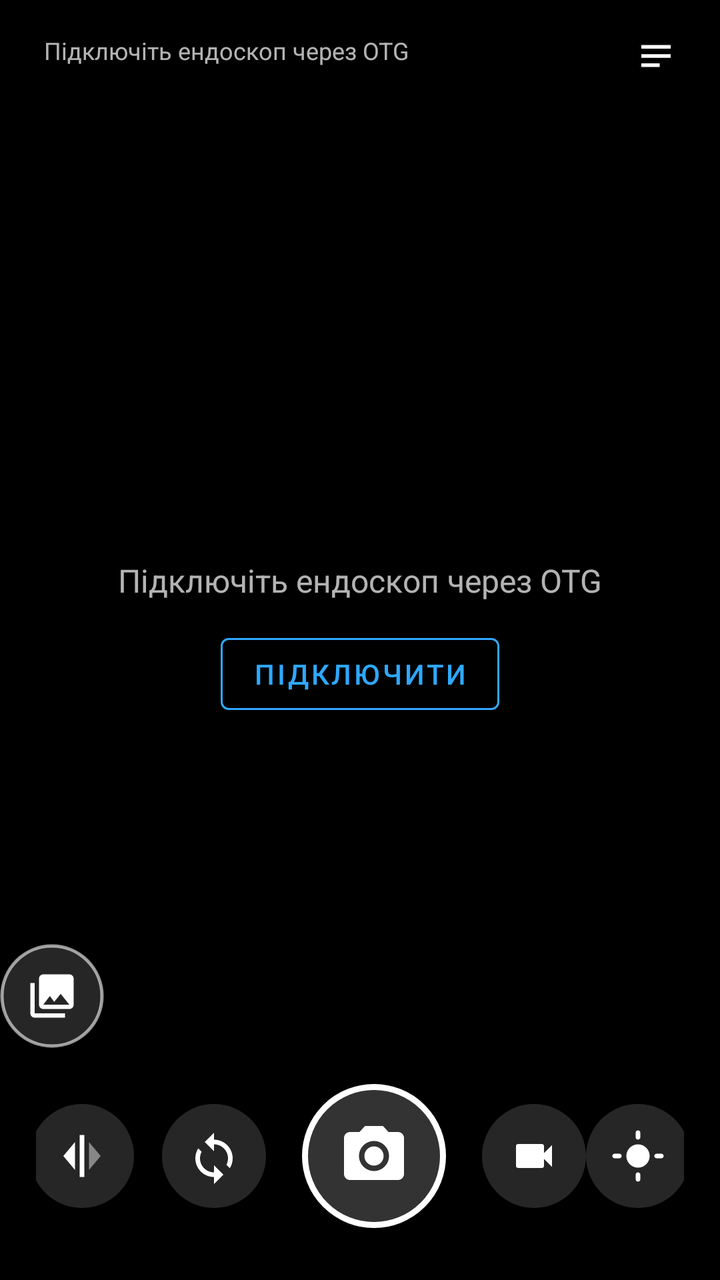
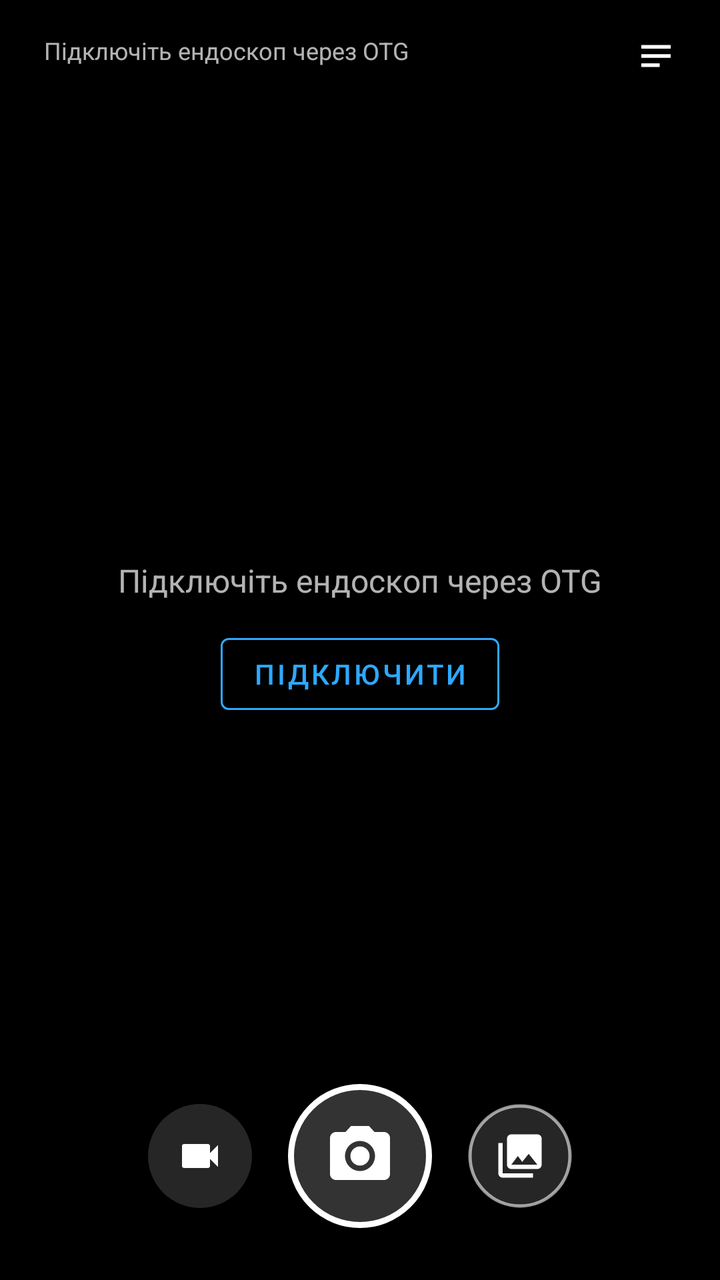

The first picture is an Android layout as it rendered before a commit; the second is the same layout after the commit. The layout source and the unified diff follow.
<!-- AndroidManifest.xml: application theme Theme.UvcTool -->
<!-- res/layout/overlay.xml -->
<?xml version="1.0" encoding="utf-8"?>
<androidx.constraintlayout.widget.ConstraintLayout
    xmlns:android="http://schemas.android.com/apk/res/android"
    xmlns:app="http://schemas.android.com/apk/res-auto"
    android:id="@+id/overlay_root"
    android:layout_width="match_parent"
    android:layout_height="match_parent">

    
    <TextView
        android:id="@+id/tv_status"
        android:layout_width="wrap_content"
        android:layout_height="wrap_content"
        android:layout_marginStart="12dp"
        android:layout_marginTop="12dp"
        android:background="@drawable/bg_badge"
        android:paddingHorizontal="10dp"
        android:paddingVertical="5dp"
        android:textColor="@color/text_secondary"
        android:textSize="12sp"
        android:text="@string/status_no_camera"
        app:layout_constraintStart_toStartOf="parent"
        app:layout_constraintTop_toTopOf="parent" />

    
    <TextView
        android:id="@+id/tv_fps"
        android:layout_width="wrap_content"
        android:layout_height="wrap_content"
        android:layout_marginStart="6dp"
        android:background="@drawable/bg_badge"
        android:paddingHorizontal="10dp"
        android:paddingVertical="5dp"
        android:textColor="@color/text_ok"
        android:textSize="12sp"
        android:fontFamily="monospace"
        android:visibility="gone"
        android:text="0.0 fps"
        app:layout_constraintStart_toEndOf="@id/tv_status"
        app:layout_constraintTop_toTopOf="@id/tv_status"
        app:layout_constraintBottom_toBottomOf="@id/tv_status" />

    
    <TextView
        android:id="@+id/tv_rec"
        android:layout_width="wrap_content"
        android:layout_height="wrap_content"
        android:layout_marginStart="6dp"
        android:background="@drawable/bg_badge_rec"
        android:paddingHorizontal="10dp"
        android:paddingVertical="5dp"
        android:textColor="@color/text_primary"
        android:textSize="12sp"
        android:fontFamily="monospace"
        android:visibility="gone"
        android:text="● 00:00"
        app:layout_constraintStart_toEndOf="@id/tv_fps"
        app:layout_constraintTop_toTopOf="@id/tv_status"
        app:layout_constraintBottom_toBottomOf="@id/tv_status" />

    
    <TextView
        android:id="@+id/tv_update"
        android:layout_width="wrap_content"
        android:layout_height="wrap_content"
        android:layout_marginTop="6dp"
        android:background="@drawable/bg_badge"
        android:drawableStart="@drawable/ic_update"
        android:drawablePadding="6dp"
        android:drawableTint="@color/accent"
        android:paddingHorizontal="10dp"
        android:paddingVertical="5dp"
        android:textColor="@color/accent"
        android:textSize="12sp"
        android:visibility="gone"
        app:layout_constraintStart_toStartOf="@id/tv_status"
        app:layout_constraintTop_toBottomOf="@id/tv_status" />

    
    <LinearLayout
        android:id="@+id/group_no_camera"
        android:layout_width="wrap_content"
        android:layout_height="wrap_content"
        android:orientation="vertical"
        android:gravity="center"
        app:layout_constraintStart_toStartOf="parent"
        app:layout_constraintEnd_toEndOf="parent"
        app:layout_constraintTop_toTopOf="parent"
        app:layout_constraintBottom_toBottomOf="parent">

        <TextView
            android:layout_width="wrap_content"
            android:layout_height="wrap_content"
            android:textColor="@color/text_secondary"
            android:textSize="16sp"
            android:text="@string/status_no_camera" />

        <com.google.android.material.button.MaterialButton
            android:id="@+id/btn_connect"
            style="@style/Widget.MaterialComponents.Button.OutlinedButton"
            android:layout_width="wrap_content"
            android:layout_height="wrap_content"
            android:layout_marginTop="12dp"
            android:textColor="@color/accent"
            app:strokeColor="@color/accent"
            android:text="@string/btn_connect" />
    </LinearLayout>

    
    <LinearLayout
        android:id="@+id/panel_wb"
        android:layout_width="0dp"
        android:layout_height="wrap_content"
        android:layout_marginHorizontal="24dp"
        android:layout_marginBottom="8dp"
        android:background="@drawable/bg_panel"
        android:orientation="horizontal"
        android:gravity="center_vertical"
        android:paddingHorizontal="14dp"
        android:paddingVertical="6dp"
        android:visibility="gone"
        app:layout_constraintStart_toStartOf="parent"
        app:layout_constraintEnd_toEndOf="parent"
        app:layout_constraintBottom_toTopOf="@id/panel_controls">

        <TextView
            android:layout_width="wrap_content"
            android:layout_height="wrap_content"
            android:textColor="@color/text_secondary"
            android:textSize="12sp"
            android:text="❄" />

        <SeekBar
            android:id="@+id/sb_warmth"
            android:layout_width="0dp"
            android:layout_height="wrap_content"
            android:layout_weight="1"
            android:max="100"
            android:progress="50" />

        <TextView
            android:layout_width="wrap_content"
            android:layout_height="wrap_content"
            android:textColor="@color/text_secondary"
            android:textSize="12sp"
            android:text="☀" />
    </LinearLayout>

    
    <LinearLayout
        android:id="@+id/panel_controls"
        android:layout_width="wrap_content"
        android:layout_height="wrap_content"
        android:layout_margin="16dp"
        android:background="@drawable/bg_panel"
        android:orientation="horizontal"
        android:gravity="center"
        android:paddingHorizontal="18dp"
        android:paddingVertical="10dp"
        app:layout_constraintStart_toStartOf="parent"
        app:layout_constraintEnd_toEndOf="parent"
        app:layout_constraintBottom_toBottomOf="parent">

        <ImageButton
            android:id="@+id/btn_flip"
            android:layout_width="52dp"
            android:layout_height="52dp"
            android:background="@drawable/bg_btn_round"
            android:src="@drawable/ic_flip"
            android:scaleType="centerInside"
            android:contentDescription="@string/cd_flip" />

        <ImageButton
            android:id="@+id/btn_rotate"
            android:layout_width="52dp"
            android:layout_height="52dp"
            android:layout_marginStart="14dp"
            android:background="@drawable/bg_btn_round"
            android:src="@drawable/ic_rotate"
            android:scaleType="centerInside"
            android:contentDescription="@string/cd_rotate" />

        <ImageButton
            android:id="@+id/btn_photo"
            android:layout_width="72dp"
            android:layout_height="72dp"
            android:layout_marginHorizontal="18dp"
            android:background="@drawable/bg_btn_shutter"
            android:src="@drawable/ic_photo"
            android:scaleType="centerInside"
            android:contentDescription="@string/cd_photo" />

        
        <ImageButton
            android:id="@+id/btn_mode"
            android:layout_width="52dp"
            android:layout_height="52dp"
            android:background="@drawable/bg_btn_round"
            android:src="@drawable/ic_mode_video"
            android:scaleType="centerInside"
            android:contentDescription="@string/cd_mode" />

        <ImageButton
            android:id="@+id/btn_wb"
            android:layout_width="52dp"
            android:layout_height="52dp"
            android:background="@drawable/bg_btn_round"
            android:src="@drawable/ic_wb"
            android:scaleType="centerInside"
            android:contentDescription="@string/cd_wb" />
    </LinearLayout>

    
    <com.google.android.material.imageview.ShapeableImageView
        android:id="@+id/btn_gallery"
        android:layout_width="52dp"
        android:layout_height="52dp"
        android:layout_marginBottom="8dp"
        android:background="@drawable/bg_btn_round"
        android:padding="1dp"
        android:src="@drawable/ic_gallery"
        android:scaleType="centerInside"
        android:contentDescription="@string/cd_gallery"
        app:shapeAppearanceOverlay="@style/ShapeCircle"
        app:strokeColor="#99FFFFFF"
        app:strokeWidth="1.5dp"
        app:layout_constraintStart_toStartOf="@id/panel_controls"
        app:layout_constraintBottom_toTopOf="@id/panel_wb" />

    
    <ImageButton
        android:id="@+id/btn_log"
        android:layout_width="40dp"
        android:layout_height="40dp"
        android:layout_marginTop="8dp"
        android:layout_marginEnd="12dp"
        android:background="@drawable/bg_badge"
        android:src="@drawable/ic_log"
        android:scaleType="centerInside"
        android:contentDescription="Log"
        app:layout_constraintEnd_toEndOf="parent"
        app:layout_constraintTop_toTopOf="parent" />

    
    <ScrollView
        android:id="@+id/panel_log"
        android:layout_width="0dp"
        android:layout_height="0dp"
        android:layout_marginStart="12dp"
        android:layout_marginEnd="12dp"
        android:layout_marginTop="6dp"
        android:background="@drawable/bg_panel"
        android:fadeScrollbars="false"
        android:visibility="gone"
        app:layout_constraintStart_toStartOf="parent"
        app:layout_constraintEnd_toEndOf="parent"
        app:layout_constraintTop_toBottomOf="@id/btn_log"
        app:layout_constraintHeight_percent="0.45">

        <TextView
            android:id="@+id/tv_log"
            android:layout_width="match_parent"
            android:layout_height="wrap_content"
            android:padding="10dp"
            android:textColor="#D0FFFFFF"
            android:textSize="10sp"
            android:fontFamily="monospace"
            android:textIsSelectable="true" />
    </ScrollView>

</androidx.constraintlayout.widget.ConstraintLayout>
<!-- resources referenced by this layout -->
<resources>
  <color name="accent">#2EA8FF</color>
  <color name="text_ok">#7CFF9A</color>
  <color name="text_primary">#FFFFFF</color>
  <color name="text_secondary">#B3FFFFFF</color>
  <!-- drawable bg_badge (drawable) -->
  <shape xmlns:android="http://schemas.android.com/apk/res/android" android:shape="rectangle">
    <solid android:color="#80000000"/>
    <corners android:radius="10dp"/>
  </shape>
  <!-- drawable bg_badge_rec (drawable) -->
  <shape xmlns:android="http://schemas.android.com/apk/res/android" android:shape="rectangle">
    <solid android:color="#CCE53935"/>
    <corners android:radius="10dp"/>
  </shape>
  <!-- drawable bg_btn_round (drawable) -->
  <ripple xmlns:android="http://schemas.android.com/apk/res/android" android:color="#40FFFFFF">
    <item>
      <shape android:shape="oval"><solid android:color="#26FFFFFF"/></shape>
    </item>
  </ripple>
  <!-- drawable bg_btn_shutter (drawable) -->
  <ripple xmlns:android="http://schemas.android.com/apk/res/android" android:color="#60FFFFFF">
    <item>
      <shape android:shape="oval">
        <solid android:color="#33FFFFFF"/>
        <stroke android:width="3dp" android:color="#FFFFFFFF"/>
      </shape>
    </item>
  </ripple>
  <!-- drawable bg_panel (drawable) -->
  <shape xmlns:android="http://schemas.android.com/apk/res/android" android:shape="rectangle">
    <solid android:color="#A6000000"/>
    <corners android:radius="18dp"/>
  </shape>
  <!-- drawable ic_flip (drawable) -->
  <vector xmlns:android="http://schemas.android.com/apk/res/android" android:width="28dp" android:height="28dp" android:viewportWidth="24" android:viewportHeight="24">
    <path android:fillColor="#FFFFFFFF" android:pathData="M11,3h2v18h-2z"/>
    <path android:fillColor="#FFFFFFFF" android:pathData="M9,6L4,12l5,6z"/>
    <path android:fillColor="#FFFFFFFF" android:fillAlpha="0.45" android:pathData="M15,6l5,6l-5,6z"/>
  </vector>
  <!-- drawable ic_log (drawable) -->
  <vector xmlns:android="http://schemas.android.com/apk/res/android" android:width="22dp" android:height="22dp" android:viewportWidth="24" android:viewportHeight="24">
    <path android:fillColor="#FFFFFFFF" android:pathData="M4,6h16v2H4zM4,11h16v2H4zM4,16h10v2H4z"/>
  </vector>
  <!-- drawable ic_rotate (drawable) -->
  <vector xmlns:android="http://schemas.android.com/apk/res/android" android:width="28dp" android:height="28dp" android:viewportWidth="24" android:viewportHeight="24">
    <path android:fillColor="#FFFFFFFF" android:pathData="M12,5V2L8,6l4,4V7c3.31,0 6,2.69 6,6c0,1.01 -0.25,1.97 -0.7,2.8l1.46,1.46C19.54,16.03 20,14.57 20,13C20,8.58 16.42,5 12,5z"/>
    <path android:fillColor="#FFFFFFFF" android:pathData="M12,19c-3.31,0 -6,-2.69 -6,-6c0,-1.01 0.25,-1.97 0.7,-2.8L5.24,8.74C4.46,9.97 4,11.43 4,13c0,4.42 3.58,8 8,8v3l4,-4l-4,-4V19z"/>
  </vector>
  <!-- drawable ic_wb (drawable) -->
  <vector xmlns:android="http://schemas.android.com/apk/res/android" android:width="28dp" android:height="28dp" android:viewportWidth="24" android:viewportHeight="24">
    <path android:fillColor="#FFFFFFFF" android:pathData="M12,7c-2.76,0 -5,2.24 -5,5s2.24,5 5,5s5,-2.24 5,-5S14.76,7 12,7zM2,13h2c0.55,0 1,-0.45 1,-1s-0.45,-1 -1,-1H2c-0.55,0 -1,0.45 -1,1S1.45,13 2,13zM20,13h2c0.55,0 1,-0.45 1,-1s-0.45,-1 -1,-1h-2c-0.55,0 -1,0.45 -1,1S19.45,13 20,13zM11,2v2c0,0.55 0.45,1 1,1s1,-0.45 1,-1V2c0,-0.55 -0.45,-1 -1,-1S11,1.45 11,2zM11,20v2c0,0.55 0.45,1 1,1s1,-0.45 1,-1v-2c0,-0.55 -0.45,-1 -1,-1S11,19.45 11,20z"/>
  </vector>
  <string name="btn_connect">Підключити</string>
  <string name="cd_flip">Дзеркало</string>
  <string name="cd_gallery">Галерея</string>
  <string name="cd_mode">Фото / відео</string>
  <string name="cd_photo">Фото</string>
  <string name="cd_rotate">Повернути</string>
  <string name="cd_wb">Баланс білого</string>
  <string name="status_no_camera">Підключіть ендоскоп через OTG</string>
  <style name="ShapeCircle">
          <item name="cornerFamily">rounded</item>
          <item name="cornerSize">50%</item>
      </style>
  <!-- unchanged entries left out for length: 5 -->
</resources>

<!-- the commit's change to res/layout/overlay.xml (unified diff, before → after) -->
@@ -161,24 +161,17 @@
         app:layout_constraintEnd_toEndOf="parent"
         app:layout_constraintBottom_toBottomOf="parent">
 
+
+
+        
         <ImageButton
-            android:id="@+id/btn_flip"
+            android:id="@+id/btn_mode"
             android:layout_width="52dp"
             android:layout_height="52dp"
             android:background="@drawable/bg_btn_round"
-            android:src="@drawable/ic_flip"
+            android:src="@drawable/ic_mode_video"
             android:scaleType="centerInside"
-            android:contentDescription="@string/cd_flip" />
-
-        <ImageButton
-            android:id="@+id/btn_rotate"
-            android:layout_width="52dp"
-            android:layout_height="52dp"
-            android:layout_marginStart="14dp"
-            android:background="@drawable/bg_btn_round"
-            android:src="@drawable/ic_rotate"
-            android:scaleType="centerInside"
-            android:contentDescription="@string/cd_rotate" />
+            android:contentDescription="@string/cd_mode" />
 
         <ImageButton
             android:id="@+id/btn_photo"
@@ -191,41 +184,24 @@
             android:contentDescription="@string/cd_photo" />
 
         
-        <ImageButton
-            android:id="@+id/btn_mode"
+        <com.google.android.material.imageview.ShapeableImageView
+            android:id="@+id/btn_gallery"
             android:layout_width="52dp"
             android:layout_height="52dp"
             android:background="@drawable/bg_btn_round"
-            android:src="@drawable/ic_mode_video"
+            android:padding="1dp"
+            android:src="@drawable/ic_gallery"
             android:scaleType="centerInside"
-            android:contentDescription="@string/cd_mode" />
-
-        <ImageButton
-            android:id="@+id/btn_wb"
-            android:layout_width="52dp"
-            android:layout_height="52dp"
-            android:background="@drawable/bg_btn_round"
-            android:src="@drawable/ic_wb"
-            android:scaleType="centerInside"
-            android:contentDescription="@string/cd_wb" />
+            android:contentDescription="@string/cd_gallery"
+            app:shapeAppearanceOverlay="@style/ShapeCircle"
+            app:strokeColor="#99FFFFFF"
+            app:strokeWidth="1.5dp" />
+
+
+
     </LinearLayout>
 
     
-    <com.google.android.material.imageview.ShapeableImageView
-        android:id="@+id/btn_gallery"
-        android:layout_width="52dp"
-        android:layout_height="52dp"
-        android:layout_marginBottom="8dp"
-        android:background="@drawable/bg_btn_round"
-        android:padding="1dp"
-        android:src="@drawable/ic_gallery"
-        android:scaleType="centerInside"
-        android:contentDescription="@string/cd_gallery"
-        app:shapeAppearanceOverlay="@style/ShapeCircle"
-        app:strokeColor="#99FFFFFF"
-        app:strokeWidth="1.5dp"
-        app:layout_constraintStart_toStartOf="@id/panel_controls"
-        app:layout_constraintBottom_toTopOf="@id/panel_wb" />
 
     
     <ImageButton
<!-- resource entries referenced after the edit -->
@@ -34,32 +34,14 @@
     <solid android:color="#A6000000"/>
     <corners android:radius="18dp"/>
   </shape>
-  <!-- drawable ic_flip (drawable) -->
-  <vector xmlns:android="http://schemas.android.com/apk/res/android" android:width="28dp" android:height="28dp" android:viewportWidth="24" android:viewportHeight="24">
-    <path android:fillColor="#FFFFFFFF" android:pathData="M11,3h2v18h-2z"/>
-    <path android:fillColor="#FFFFFFFF" android:pathData="M9,6L4,12l5,6z"/>
-    <path android:fillColor="#FFFFFFFF" android:fillAlpha="0.45" android:pathData="M15,6l5,6l-5,6z"/>
-  </vector>
   <!-- drawable ic_log (drawable) -->
   <vector xmlns:android="http://schemas.android.com/apk/res/android" android:width="22dp" android:height="22dp" android:viewportWidth="24" android:viewportHeight="24">
     <path android:fillColor="#FFFFFFFF" android:pathData="M4,6h16v2H4zM4,11h16v2H4zM4,16h10v2H4z"/>
   </vector>
-  <!-- drawable ic_rotate (drawable) -->
-  <vector xmlns:android="http://schemas.android.com/apk/res/android" android:width="28dp" android:height="28dp" android:viewportWidth="24" android:viewportHeight="24">
-    <path android:fillColor="#FFFFFFFF" android:pathData="M12,5V2L8,6l4,4V7c3.31,0 6,2.69 6,6c0,1.01 -0.25,1.97 -0.7,2.8l1.46,1.46C19.54,16.03 20,14.57 20,13C20,8.58 16.42,5 12,5z"/>
-    <path android:fillColor="#FFFFFFFF" android:pathData="M12,19c-3.31,0 -6,-2.69 -6,-6c0,-1.01 0.25,-1.97 0.7,-2.8L5.24,8.74C4.46,9.97 4,11.43 4,13c0,4.42 3.58,8 8,8v3l4,-4l-4,-4V19z"/>
-  </vector>
-  <!-- drawable ic_wb (drawable) -->
-  <vector xmlns:android="http://schemas.android.com/apk/res/android" android:width="28dp" android:height="28dp" android:viewportWidth="24" android:viewportHeight="24">
-    <path android:fillColor="#FFFFFFFF" android:pathData="M12,7c-2.76,0 -5,2.24 -5,5s2.24,5 5,5s5,-2.24 5,-5S14.76,7 12,7zM2,13h2c0.55,0 1,-0.45 1,-1s-0.45,-1 -1,-1H2c-0.55,0 -1,0.45 -1,1S1.45,13 2,13zM20,13h2c0.55,0 1,-0.45 1,-1s-0.45,-1 -1,-1h-2c-0.55,0 -1,0.45 -1,1S19.45,13 20,13zM11,2v2c0,0.55 0.45,1 1,1s1,-0.45 1,-1V2c0,-0.55 -0.45,-1 -1,-1S11,1.45 11,2zM11,20v2c0,0.55 0.45,1 1,1s1,-0.45 1,-1v-2c0,-0.55 -0.45,-1 -1,-1S11,19.45 11,20z"/>
-  </vector>
   <string name="btn_connect">Підключити</string>
-  <string name="cd_flip">Дзеркало</string>
   <string name="cd_gallery">Галерея</string>
   <string name="cd_mode">Фото / відео</string>
   <string name="cd_photo">Фото</string>
-  <string name="cd_rotate">Повернути</string>
-  <string name="cd_wb">Баланс білого</string>
   <string name="status_no_camera">Підключіть ендоскоп через OTG</string>
   <style name="ShapeCircle">
           <item name="cornerFamily">rounded</item>
